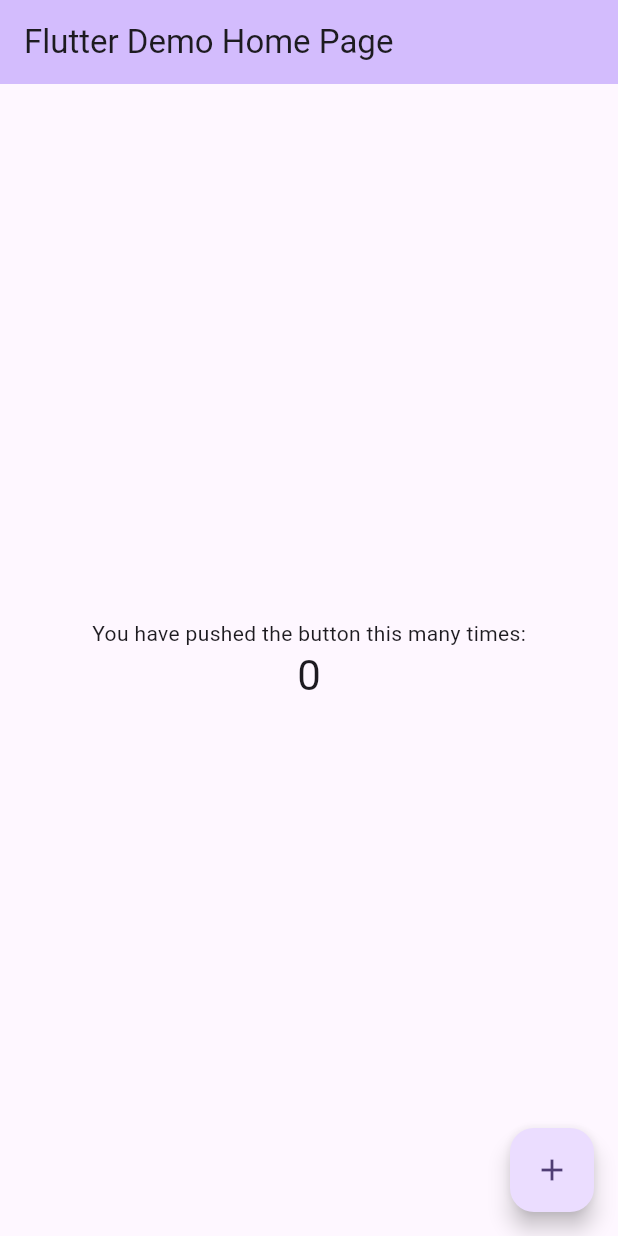
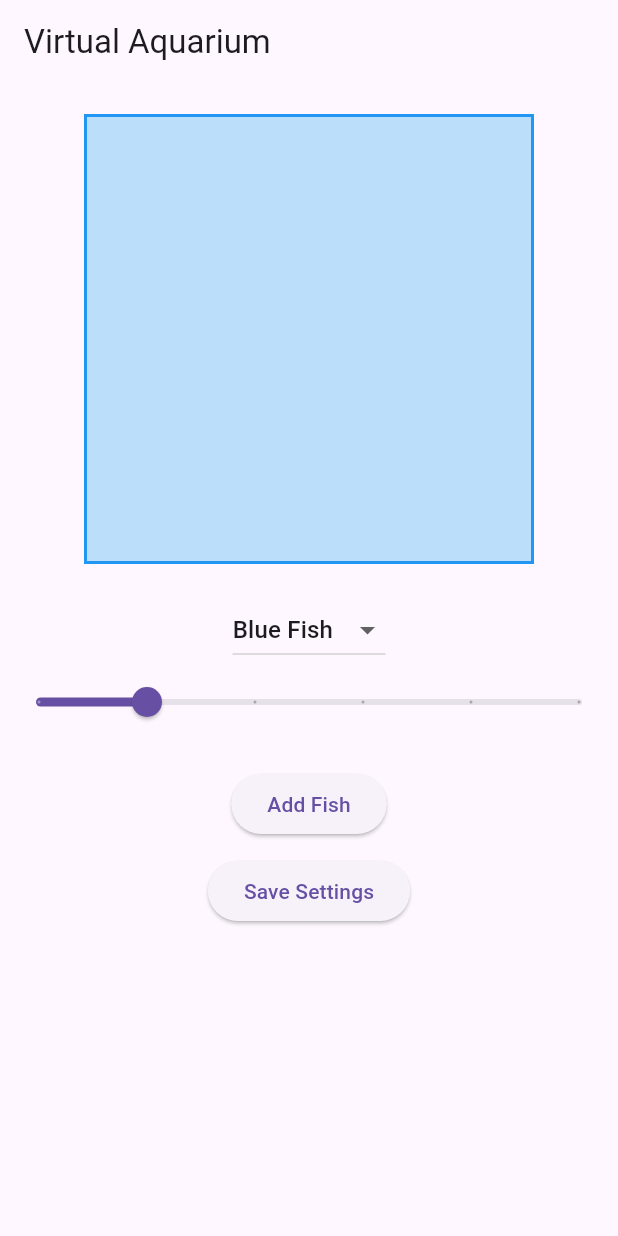
Before and after one commit to Vrutik2/Virtual-Aquarium-App, a Flutter app: the screen it shows after launch, on a phone screen of 412 x 824 dp. Run offline on Flutter 3.47's test engine with Material 3 defaults, Android fonts, the phone set to English and light mode, and no system bars; our stand-ins replace sqflite; accounts and stored records are empty.

Commit message:
Second Commit

```diff
--- /dev/null
+++ b/lib/database.dart
@@ -0,0 +1,89 @@
+import 'package:sqflite/sqflite.dart';
+import 'package:path/path.dart';
+
+class DatabaseHelper {
+  static final DatabaseHelper _instance = DatabaseHelper._internal();
+  static Database? _database;
+
+  factory DatabaseHelper() {
+    return _instance;
+  }
+
+  DatabaseHelper._internal();
+
+  Future<Database> get database async {
+    if (_database != null) return _database!;
+    _database = await _initDb();
+    return _database!;
+  }
+
+  Future<Database> _initDb() async {
+    String path = join(await getDatabasesPath(), 'aquarium.db');
+    print("Initializing database at path: $path"); // Debug log
+    return await openDatabase(path, version: 1, onCreate: _onCreate);
+  }
+
+  void _onCreate(Database db, int version) async {
+    await db.execute('''
+      CREATE TABLE settings (
+        id INTEGER PRIMARY KEY AUTOINCREMENT,
+        fishCount INTEGER,
+        fishSpeed REAL,
+        fishColor TEXT
+      )
+    ''');
+    print("Settings table created"); // Debug log
+  }
+
+  Future<void> saveSettings(int fishCount, double fishSpeed, String fishColor) async {
+    final db = await database;
+
+    try {
+      // Check if there's already a settings row
+      final existingSettings = await db.query('settings');
+      print("Existing settings: $existingSettings"); // Debug log
+
+      if (existingSettings.isNotEmpty) {
+        // If the settings row exists, update it
+        await db.update(
+          'settings',
+          {
+            'fishCount': fishCount,
+            'fishSpeed': fishSpeed,
+            'fishColor': fishColor,
+          },
+          where: 'id = ?',
+          whereArgs: [existingSettings.first['id']],
+        );
+        print("Settings updated"); // Debug log
+      } else {
+        // If no settings row exists, insert a new one
+        await db.insert('settings', {
+          'fishCount': fishCount,
+          'fishSpeed': fishSpeed,
+          'fishColor': fishColor,
+        });
+        print("Settings inserted"); // Debug log
+      }
+    } catch (e) {
+      print("Error saving settings: $e"); // Debug log
+    }
+  }
+
+  Future<Map<String, dynamic>> loadSettings() async {
+    final db = await database;
+    final settings = await db.query('settings', limit: 1); // Fetch only the first row
+    print("Loading settings: $settings"); // Debug log
+
+    if (settings.isNotEmpty) {
+      return {
+        'fishCount': settings.first['fishCount'],
+        'fishSpeed': settings.first['fishSpeed'],
+        'fishColor': settings.first['fishColor'],
+      };
+    } else {
+      print("No settings found"); // Debug log
+      return {}; // No settings found
+    }
+  }
+}
--- a/lib/main.dart
+++ b/lib/main.dart
@@ -1,125 +1,209 @@
 import 'package:flutter/material.dart';
+import 'database.dart'; // Import the database helper
 
 void main() {
-  runApp(const MyApp());
+  runApp(AquariumApp());
 }
 
-class MyApp extends StatelessWidget {
-  const MyApp({super.key});
-
-  // This widget is the root of your application.
+class AquariumApp extends StatelessWidget {
   @override
   Widget build(BuildContext context) {
     return MaterialApp(
-      title: 'Flutter Demo',
+      title: 'Virtual Aquarium',
       theme: ThemeData(
-        // This is the theme of your application.
-        //
-        // TRY THIS: Try running your application with "flutter run". You'll see
-        // the application has a purple toolbar. Then, without quitting the app,
-        // try changing the seedColor in the colorScheme below to Colors.green
-        // and then invoke "hot reload" (save your changes or press the "hot
-        // reload" button in a Flutter-supported IDE, or press "r" if you used
-        // the command line to start the app).
-        //
-        // Notice that the counter didn't reset back to zero; the application
-        // state is not lost during the reload. To reset the state, use hot
-        // restart instead.
-        //
-        // This works for code too, not just values: Most code changes can be
-        // tested with just a hot reload.
-        colorScheme: ColorScheme.fromSeed(seedColor: Colors.deepPurple),
-        useMaterial3: true,
+        primarySwatch: Colors.blue,
       ),
-      home: const MyHomePage(title: 'Flutter Demo Home Page'),
+      home: AquariumScreen(),
     );
   }
 }
 
-class MyHomePage extends StatefulWidget {
-  const MyHomePage({super.key, required this.title});
+class AquariumScreen extends StatefulWidget {
+  @override
+  _AquariumScreenState createState() => _AquariumScreenState();
+}
 
-  // This widget is the home page of your application. It is stateful, meaning
-  // that it has a State object (defined below) that contains fields that affect
-  // how it looks.
+class _AquariumScreenState extends State<AquariumScreen> with TickerProviderStateMixin {
+  List<Fish> fishList = [];
+  String selectedImagePath = 'assets/bluefish.png';
+  double selectedSpeed = 1.0;
 
-  // This class is the configuration for the state. It holds the values (in this
-  // case the title) provided by the parent (in this case the App widget) and
-  // used by the build method of the State. Fields in a Widget subclass are
-  // always marked "final".
-
-  final String title;
+  final DatabaseHelper _dbHelper = DatabaseHelper();
 
   @override
-  State<MyHomePage> createState() => _MyHomePageState();
+  void initState() {
+    super.initState();
+    _loadSettings();
   }
 
-class _MyHomePageState extends State<MyHomePage> {
-  int _counter = 0;
+  void _loadSettings() async {
+    final settings = await _dbHelper.loadSettings();
+    setState(() {
+      selectedImagePath = settings['fishColor'] ?? 'assets/bluefish.png';
+      selectedSpeed = settings['fishSpeed'] ?? 1.0;
+      int fishCount = settings['fishCount'] ?? 0;
+      for (int i = 0; i < fishCount; i++) {
+        fishList.add(Fish(imagePath: selectedImagePath, speed: selectedSpeed));
+      }
+    });
+  }
 
-  void _incrementCounter() {
+  Future<void> _saveSettings() async {
+    try {
+      await _dbHelper.saveSettings(fishList.length, selectedSpeed, selectedImagePath);
+      // Show success message if the widget is still mounted
+      if (mounted) {
+        ScaffoldMessenger.of(context).showSnackBar(
+          const SnackBar(content: Text('Settings saved successfully!')),
+        );
+      }
+    } catch (e) {
+      // Handle any error that occurs while saving settings
+      print("Error during saving settings: $e");
+      if (mounted) {
+        ScaffoldMessenger.of(context).showSnackBar(
+          const SnackBar(content: Text('Failed to save settings!')),
+        );
+      }
+    }
+  }
+
+  void _addFish() {
+    if (fishList.length < 10) { // Limit to 10 fish
       setState(() {
-      // This call to setState tells the Flutter framework that something has
-      // changed in this State, which causes it to rerun the build method below
-      // so that the display can reflect the updated values. If we changed
-      // _counter without calling setState(), then the build method would not be
-      // called again, and so nothing would appear to happen.
-      _counter++;
+        fishList.add(Fish(imagePath: selectedImagePath, speed: selectedSpeed));
       });
+    }
   }
 
   @override
   Widget build(BuildContext context) {
-    // This method is rerun every time setState is called, for instance as done
-    // by the _incrementCounter method above.
-    //
-    // The Flutter framework has been optimized to make rerunning build methods
-    // fast, so that you can just rebuild anything that needs updating rather
-    // than having to individually change instances of widgets.
     return Scaffold(
-      appBar: AppBar(
-        // TRY THIS: Try changing the color here to a specific color (to
-        // Colors.amber, perhaps?) and trigger a hot reload to see the AppBar
-        // change color while the other colors stay the same.
-        backgroundColor: Theme.of(context).colorScheme.inversePrimary,
-        // Here we take the value from the MyHomePage object that was created by
-        // the App.build method, and use it to set our appbar title.
-        title: Text(widget.title),
+      appBar: AppBar(title: Text('Virtual Aquarium')),
+      body: Column(
+        children: [
+          SizedBox(height: 20),
+          // Aquarium container
+          Container(
+            width: 300,
+            height: 300,
+            decoration: BoxDecoration(
+              color: Colors.blue[100],
+              border: Border.all(color: Colors.blue, width: 2),
             ),
-      body: Center(
-        // Center is a layout widget. It takes a single child and positions it
-        // in the middle of the parent.
-        child: Column(
-          // Column is also a layout widget. It takes a list of children and
-          // arranges them vertically. By default, it sizes itself to fit its
-          // children horizontally, and tries to be as tall as its parent.
-          //
-          // Column has various properties to control how it sizes itself and
-          // how it positions its children. Here we use mainAxisAlignment to
-          // center the children vertically; the main axis here is the vertical
-          // axis because Columns are vertical (the cross axis would be
-          // horizontal).
-          //
-          // TRY THIS: Invoke "debug painting" (choose the "Toggle Debug Paint"
-          // action in the IDE, or press "p" in the console), to see the
-          // wireframe for each widget.
-          mainAxisAlignment: MainAxisAlignment.center,
-          children: <Widget>[
-            const Text(
-              'You have pushed the button this many times:',
+            child: Stack(
+              children: fishList.map((fish) => AnimatedFish(fish: fish)).toList(),
             ),
-            Text(
-              '$_counter',
-              style: Theme.of(context).textTheme.headlineMedium,
+          ),
+          SizedBox(height: 20),
+          // Dropdown to select fish image
+          DropdownButton<String>(
+            value: selectedImagePath,
+            items: [
+              DropdownMenuItem(
+                value: 'assets/bluefish.png',
+                child: Text("Blue Fish"),
+              ),
+              DropdownMenuItem(
+                value: 'assets/redfish.png',
+                child: Text("Red Fish"),
+              ),
+              DropdownMenuItem(
+                value: 'assets/greenfish.png',
+                child: Text("Green Fish"),
+              ),
+            ],
+            onChanged: (value) {
+              setState(() {
+                selectedImagePath = value!;
+              });
+            },
+          ),
+          // Slider for fish speed
+          Slider(
+            value: selectedSpeed,
+            min: 0.5,
+            max: 3.0,
+            divisions: 5,
+            label: selectedSpeed.toString(),
+            onChanged: (value) {
+              setState(() {
+                selectedSpeed = value;
+              });
+            },
+          ),
+          SizedBox(height: 20),
+          // Button to add fish
+          ElevatedButton(
+            onPressed: _addFish,
+            child: Text("Add Fish"),
+          ),
+          SizedBox(height: 10),
+          // Button to save settings
+          ElevatedButton(
+            onPressed: _saveSettings,
+            child: Text("Save Settings"),
           ),
         ],
       ),
-      ),
-      floatingActionButton: FloatingActionButton(
-        onPressed: _incrementCounter,
-        tooltip: 'Increment',
-        child: const Icon(Icons.add),
-      ), // This trailing comma makes auto-formatting nicer for build methods.
     );
   }
 }
+
+class Fish {
+  String imagePath;
+  double speed;
+
+  Fish({required this.imagePath, required this.speed});
+}
+
+class AnimatedFish extends StatefulWidget {
+  final Fish fish;
+
+  AnimatedFish({required this.fish});
+
+  @override
+  _AnimatedFishState createState() => _AnimatedFishState();
+}
+
+class _AnimatedFishState extends State<AnimatedFish> with SingleTickerProviderStateMixin {
+  late AnimationController _controller;
+  late Animation<double> _xMovement;
+  late Animation<double> _yMovement;
+
+  @override
+  void initState() {
+    super.initState();
+    _controller = AnimationController(
+      duration: Duration(seconds: (4 / widget.fish.speed).round()),
+      vsync: this,
+    )..repeat(reverse: true);
+
+    _xMovement = Tween<double>(begin: 0, end: 250).animate(_controller);
+    _yMovement = Tween<double>(begin: 0, end: 250).animate(_controller);
+  }
+
+  @override
+  void dispose() {
+    _controller.dispose();
+    super.dispose();
+  }
+
+  @override
+  Widget build(BuildContext context) {
+    return AnimatedBuilder(
+      animation: _controller,
+      builder: (context, child) {
+        return Positioned(
+          left: _xMovement.value,
+          top: _yMovement.value,
+          child: Image.asset(
+            widget.fish.imagePath,
+            width: 40,
+            height: 40,
+          ),
+        );
+      },
+    );
+  }
+}
```
Also changed, not shown: pubspec.yaml (+9 -69 lines), assets/bluefish.png (added), assets/greenfish.png (added), assets/redfish.png (added), pubspec.lock, 1 other file. Lines whose indentation alone changed are shown as unchanged.
